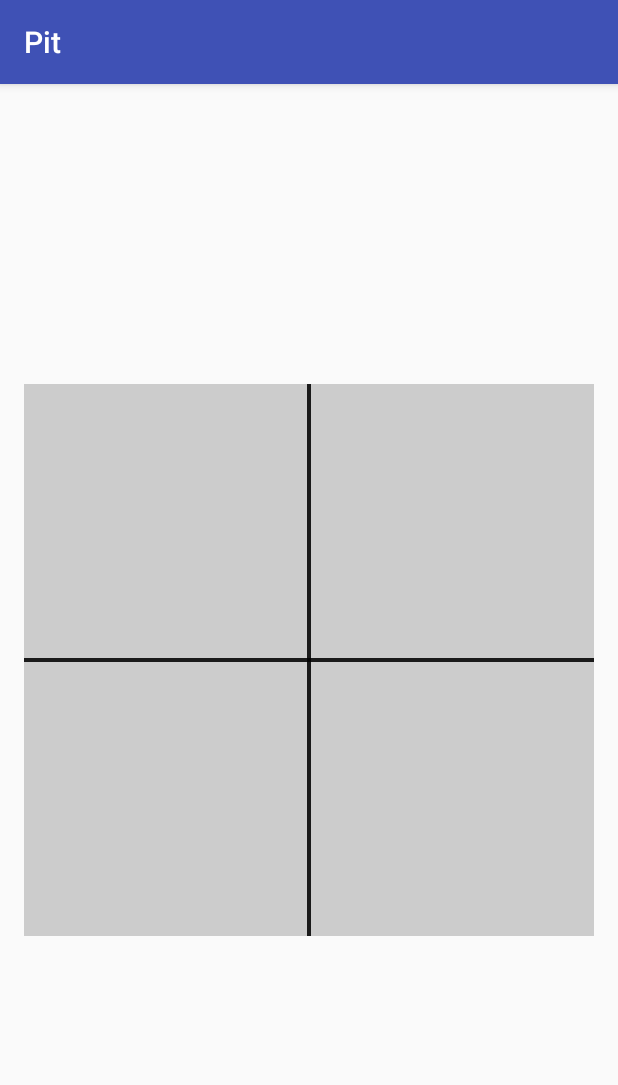
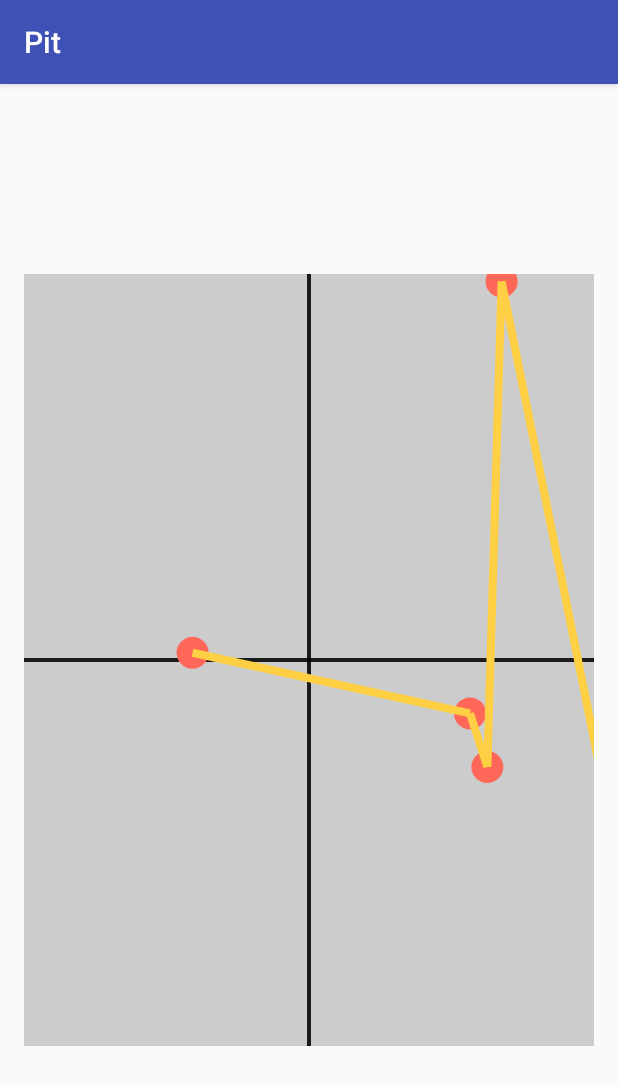
Before and after one commit to osibo00/Pit, an Android app: the screen it shows after launch (MainActivity), on a phone screen of 412 x 824 dp. Shown: the top 1085 px of the screen. Run offline under Robolectric (Android 15) with nearby library versions, the phone set to English and light mode, and no system bars.

Commit message:
PitPoints rendered

```diff
--- /dev/null
+++ b/app/src/main/java/productions/darthplagueis/pit/util/PitViewHelper.java
@@ -0,0 +1,34 @@
+package productions.darthplagueis.pit.util;
+
+import java.util.Comparator;
+import java.util.Random;
+
+import productions.darthplagueis.pit.view.PitPoint;
+
+public class PitViewHelper {
+
+    private Random random;
+
+    private static final PitViewHelper INSTANCE = new PitViewHelper();
+
+    private PitViewHelper() {
+        random = new Random();
+    }
+
+    public static PitViewHelper getINSTANCE() {
+        return INSTANCE;
+    }
+
+    public float randomFloat(float min, float max) {
+        return random.nextFloat() * (max - min) + min;
+    }
+
+    public static Comparator<PitPoint> compareByXPos = new Comparator<PitPoint>() {
+        @Override
+        public int compare(PitPoint o1, PitPoint o2) {
+            int o1XPosition = (int) o1.getxPosition();
+            int o2XPosition = (int) o2.getxPosition();
+            return Integer.compare(o1XPosition, o2XPosition);
+        }
+    };
+}
--- /dev/null
+++ b/app/src/main/java/productions/darthplagueis/pit/view/PitPoint.java
@@ -0,0 +1,32 @@
+package productions.darthplagueis.pit.view;
+
+import android.content.Context;
+import android.view.View;
+
+public class PitPoint extends View {
+
+    private float xPosition;
+    private float yPosition;
+
+    public PitPoint(Context context, float xPosition, float yPosition) {
+        super(context);
+        this.xPosition = xPosition;
+        this.yPosition = yPosition;
+    }
+
+    public float getxPosition() {
+        return xPosition;
+    }
+
+    public void setxPosition(float xPosition) {
+        this.xPosition = xPosition;
+    }
+
+    public float getyPosition() {
+        return yPosition;
+    }
+
+    public void setyPosition(float yPosition) {
+        this.yPosition = yPosition;
+    }
+}
--- a/app/src/main/java/productions/darthplagueis/pit/view/PitView.java
+++ b/app/src/main/java/productions/darthplagueis/pit/view/PitView.java
@@ -5,17 +5,27 @@ import android.content.res.TypedArray;
 import android.graphics.Canvas;
 import android.graphics.Color;
 import android.graphics.Paint;
+import android.graphics.Path;
 import android.support.annotation.Nullable;
 import android.support.v4.content.ContextCompat;
 import android.util.AttributeSet;
 import android.view.View;
 
+import java.util.ArrayList;
+import java.util.Collections;
+import java.util.List;
+
 import productions.darthplagueis.pit.R;
+import productions.darthplagueis.pit.util.PitViewHelper;
 
 public class PitView extends View {
 
-    private Paint axes, line, point;
+    private Paint axisPaint, linePaint, pointPaint;
     private int axesColor, lineColor, pointColor;
+    private float centerWidth, centerHeight;
+    private boolean arePitPointsCreated;
+
+    private final List<PitPoint> pointList = new ArrayList<>(5);
 
     public PitView(Context context) {
         super(context);
@@ -31,6 +41,8 @@ public class PitView extends View {
     protected void onMeasure(int widthMeasureSpec, int heightMeasureSpec) {
         super.onMeasure(widthMeasureSpec, heightMeasureSpec);
 
+        createInitialPitPoints(widthMeasureSpec, heightMeasureSpec);
+
         setMeasuredDimension(widthMeasureSpec, heightMeasureSpec);
     }
 
@@ -39,6 +51,8 @@ public class PitView extends View {
         super.onDraw(canvas);
 
         setUpPitGraph(canvas);
+        setUpPitPoints(canvas);
+        setUpPointsLine(canvas);
     }
 
     private void init(Context context, @Nullable AttributeSet attrs) {
@@ -65,29 +79,72 @@ public class PitView extends View {
             pointColor = ContextCompat.getColor(context, R.color.colorAccent);
         }
 
-        axes = new Paint(Paint.ANTI_ALIAS_FLAG);
-        axes.setColor(axesColor);
-        axes.setStyle(Paint.Style.STROKE);
-        axes.setStrokeWidth(4);
+        axisPaint = new Paint(Paint.ANTI_ALIAS_FLAG);
+        axisPaint.setColor(axesColor);
+        axisPaint.setStyle(Paint.Style.STROKE);
+        axisPaint.setStrokeWidth(4);
 
-        line = new Paint(Paint.ANTI_ALIAS_FLAG);
-        line.setColor(lineColor);
-        line.setStrokeWidth(8);
+        linePaint = new Paint(Paint.ANTI_ALIAS_FLAG);
+        linePaint.setColor(lineColor);
+        linePaint.setStyle(Paint.Style.STROKE);
+        linePaint.setStrokeWidth(8);
 
-        point = new Paint(Paint.ANTI_ALIAS_FLAG);
-        point.setColor(pointColor);
-        point.setStyle(Paint.Style.FILL);
+        pointPaint = new Paint(Paint.ANTI_ALIAS_FLAG);
+        pointPaint.setColor(pointColor);
+        pointPaint.setStyle(Paint.Style.FILL);
+    }
+
+    private void createInitialPitPoints(int widthMeasureSpec, int heightMeasureSpec) {
+        if (!arePitPointsCreated) {
+            PitViewHelper helper = PitViewHelper.getINSTANCE();
+            int width = MeasureSpec.getSize(widthMeasureSpec);
+            int height = MeasureSpec.getSize(heightMeasureSpec);
+
+            for (int i = 0; i < 5; i++) {
+                PitPoint point = new PitPoint(
+                        getContext(),
+                        helper.randomFloat(0, width),
+                        helper.randomFloat(0, height)
+                );
+                pointList.add(point);
+            }
+
+            Collections.sort(pointList, PitViewHelper.compareByXPos);
+            arePitPointsCreated = true;
+        }
     }
 
     private void setUpPitGraph(Canvas canvas) {
         int width = canvas.getWidth();
         int height = canvas.getHeight();
-        int centerWidth = canvas.getWidth() / 2;
-        int centerHeight = canvas.getHeight() / 2;
+        centerWidth = width / 2;
+        centerHeight = height / 2;
 
         canvas.drawColor(Color.LTGRAY);
-        canvas.drawLine(centerWidth, 0, centerWidth, height, axes);
-        canvas.drawLine(0, centerHeight, width, centerHeight, axes);
+        canvas.drawLine(centerWidth, 0, centerWidth, height, axisPaint);
+        canvas.drawLine(0, centerHeight, width, centerHeight, axisPaint);
+    }
+
+    private void setUpPitPoints(Canvas canvas) {
+        for (PitPoint point : pointList) {
+            canvas.drawCircle(point.getxPosition(), point.getyPosition(), 16, pointPaint);
+        }
+    }
+
+    private void setUpPointsLine(Canvas canvas) {
+        int n = pointList.size();
+
+        if (n > 1) {
+            Path linePath = new Path();
+
+            for (int i = 1; i < n; i++) {
+                linePath.moveTo(pointList.get(i - 1).getxPosition(), pointList.get(i - 1).getyPosition());
+                linePath.lineTo(pointList.get(i).getxPosition(), pointList.get(i).getyPosition());
+            }
+
+            linePath.close();
+            canvas.drawPath(linePath, linePaint);
+        }
     }
 
     public int getAxesColor() {
--- a/app/src/main/res/layout/activity_main.xml
+++ b/app/src/main/res/layout/activity_main.xml
@@ -13,9 +13,12 @@
         android:layout_height="0dp"
         app:axesColor="@color/blackHighEmphasis"
         app:layout_constraintBottom_toBottomOf="parent"
+        app:layout_constraintDimensionRatio="1:1"
         app:layout_constraintEnd_toEndOf="parent"
-        app:layout_constraintHeight_percent="0.5"
+        app:layout_constraintHeight_percent="0.7"
         app:layout_constraintStart_toStartOf="parent"
-        app:layout_constraintTop_toTopOf="parent" />
+        app:layout_constraintTop_toTopOf="parent"
+        app:lineColor="@color/colorYellow"
+        app:pointColor="@color/colorOrange" />
 
 </android.support.constraint.ConstraintLayout>
--- a/app/src/main/res/values/colors.xml
+++ b/app/src/main/res/values/colors.xml
@@ -5,4 +5,6 @@
     <color name="colorAccent">#FF4081</color>
 
     <color name="blackHighEmphasis">#de000000</color>
+    <color name="colorOrange">#ff6859</color>
+    <color name="colorYellow">#ffcf44</color>
 </resources>
```
